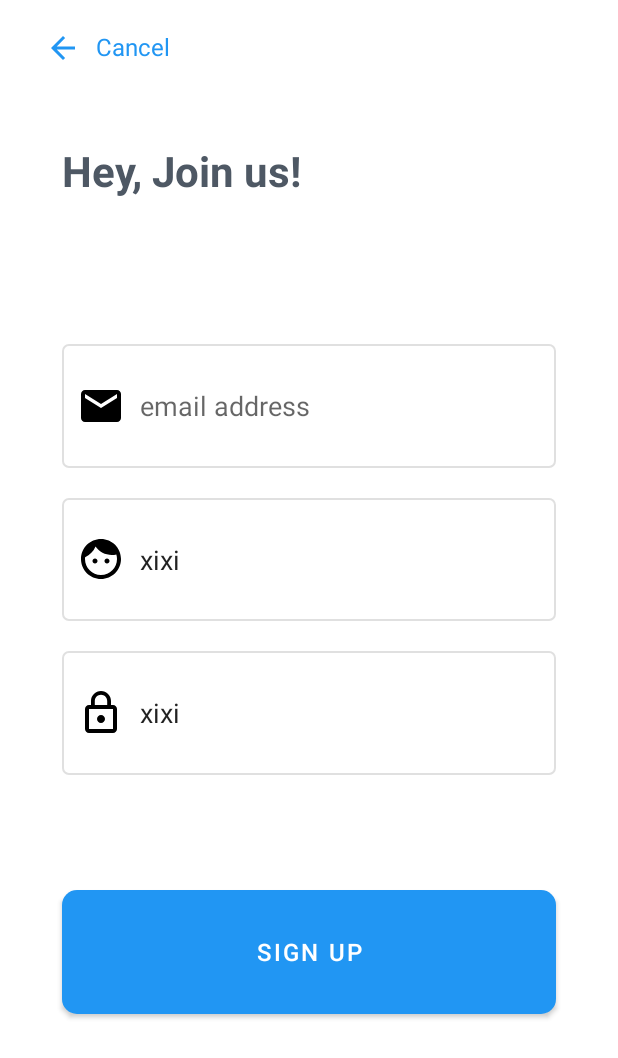
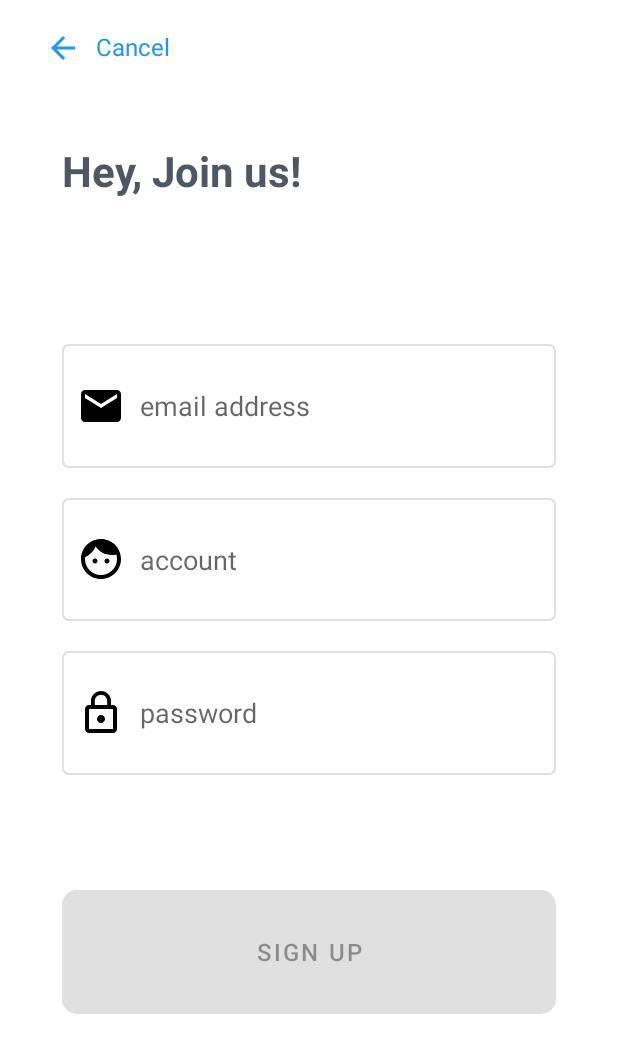
Before and after one commit to xqgithub/jetpack, an Android app: the RegisterFragment screen opened through its navigation route, on a phone screen of 412 x 824 dp. Shown: the top 1058 px of the screen. Run offline under Robolectric (Android 15) with nearby library versions, the phone set to English and light mode, and no system bars; our stand-ins replace data binding; libraries missing offline, so code that uses them is left out: com.facebook.stetho; 4 statements that could not run were skipped.

Commit message:
1.添加RegisterModel类 2.RegisterFragment中添加RegisterModel，使用dataBinding

```diff
--- a/app/src/main/java/com/example/jetpack/data/dao/UserDao.kt
+++ b/app/src/main/java/com/example/jetpack/data/dao/UserDao.kt
@@ -1,5 +1,6 @@
 package com.example.jetpack.data.dao
 
+import androidx.lifecycle.LiveData
 import androidx.room.*
 import com.example.jetpack.data.entity.User
 
@@ -7,7 +8,7 @@ import com.example.jetpack.data.entity.User
 interface UserDao {
 
     @Query("select * from users where user_id = :user_id")
-    fun getUserById(user_id: String): User?
+    fun getUserById(user_id: Long): User?
 
     @Query("select * from users where user_name = :username")
     fun getUserByUsername(username: String): User?
--- a/app/src/main/java/com/example/jetpack/ui/fragment/login/RegisterFragment.kt
+++ b/app/src/main/java/com/example/jetpack/ui/fragment/login/RegisterFragment.kt
@@ -10,13 +10,19 @@ import android.widget.Button
 import android.widget.EditText
 import android.widget.TextView
 import android.widget.Toast
+import androidx.databinding.DataBindingUtil
 import androidx.fragment.app.Fragment
+import androidx.fragment.app.viewModels
+import androidx.lifecycle.Observer
 import androidx.navigation.fragment.findNavController
 import androidx.navigation.fragment.navArgs
 import com.example.jetpack.R
 import com.example.jetpack.application.MyApplication
 import com.example.jetpack.data.RepositoryProvider
 import com.example.jetpack.data.entity.User
+import com.example.jetpack.databinding.FragmentRegisterBinding
+import com.example.jetpack.ui.viewmodel.CustomViewModelProvider
+import com.example.jetpack.ui.viewmodel.RegisterModel
 import kotlinx.android.synthetic.main.fragment_register.*
 import kotlinx.coroutines.CoroutineScope
 import kotlinx.coroutines.Dispatchers
@@ -28,9 +34,11 @@ import kotlinx.coroutines.withContext
  */
 class RegisterFragment : Fragment() {
 
-    lateinit var mCancel: TextView
-    lateinit var mRegister: Button
-    lateinit var mEmailEt: EditText
+    private val registerModel: RegisterModel by viewModels {
+        CustomViewModelProvider.providerRegisterModelFactory(MyApplication.myapplication.applicationContext, findNavController())
+    }
+
+    lateinit var binding: FragmentRegisterBinding
 
     override fun onCreate(savedInstanceState: Bundle?) {
         super.onCreate(savedInstanceState)
@@ -41,59 +49,47 @@ class RegisterFragment : Fragment() {
         savedInstanceState: Bundle?
     ): View? {
         // Inflate the layout for this fragment
-        return inflater.inflate(R.layout.fragment_register, container, false)
+//        return inflater.inflate(R.layout.fragment_register, container, false)
+
+        val binding: FragmentRegisterBinding = DataBindingUtil.inflate(
+            inflater,
+            R.layout.fragment_register,
+            container,
+            false
+        )
+        binding.model = registerModel
+        binding.activity = activity
+        this.binding = binding
+        return binding.root
     }
-
-
-    private val scope = CoroutineScope(Dispatchers.Main)
-    private val userrepostitory = RepositoryProvider.providerUserRepository(MyApplication.myapplication)
 
 
     override fun onViewCreated(view: View, savedInstanceState: Bundle?) {
         super.onViewCreated(view, savedInstanceState)
 
-        mCancel = view.findViewById(R.id.txt_cancel)
-        mRegister = view.findViewById(R.id.btn_register)
-        mEmailEt = view.findViewById(R.id.et_email)
-
-        mRegister.setOnClickListener {
-            //注册用户并且保存到数据库中
-            val email = et_email.text.toString().trim()
-            val account = et_account.text.toString().trim()
-            val pwd = et_pwd.text.toString().trim()
-//            val user = User(account, email, pwd, 30)
-            val user = User(account, email, pwd, 30, "新世界---人鱼岛")
-            scope.launch {
-                withContext(Dispatchers.IO) {
-                    val num = userrepostitory.insertUser(user)
-                    println("插入数据：${num}")
-                }
-                Toast.makeText(context, "Register", Toast.LENGTH_SHORT).show()
-                //跳转到登录页面
-                // 参数设置
-                val bundle = Bundle()
-                bundle.putString("name", account)
-                findNavController().navigate(R.id.login, bundle)
-            }
-        }
-
-        mCancel.setOnClickListener {
-            activity?.onBackPressed()
-        }
-
-
         //通过SafeArgs插件获取值
         val safeArgs: RegisterFragmentArgs by navArgs()
         //邮箱
         val email = safeArgs.email
-        mEmailEt.setText(email)
+        binding.model?.mail?.value = email
         //账户
         val account = safeArgs.account
-        et_account.setText(account)
+        binding.model?.n?.value = account
         //密码
         val password = safeArgs.password
-        et_pwd.setText(password)
+        binding.model?.p?.value = password
+
+        btn_register.setOnClickListener {
+            //注册用户并且保存到数据库中
+            registerModel.register()
+        }
+
+        txt_cancel.setOnClickListener {
+            activity?.onBackPressed()
+        }
+
+        registerModel.n.observe(viewLifecycleOwner, Observer {
+            btn_register.isEnabled = it.isNotEmpty() && registerModel.p.value!!.isNotEmpty() && registerModel.mail.value!!.isNotEmpty()
+        })
     }
-
-
 }
--- a/app/src/main/java/com/example/jetpack/ui/viewmodel/CustomViewModelProvider.kt
+++ b/app/src/main/java/com/example/jetpack/ui/viewmodel/CustomViewModelProvider.kt
@@ -1,9 +1,12 @@
 package com.example.jetpack.ui.viewmodel
 
 import android.content.Context
+import androidx.navigation.NavController
 import com.example.jetpack.data.RepositoryProvider
 import com.example.jetpack.data.repository.BookRepostitory
+import com.example.jetpack.data.repository.UserRepostitory
 import com.example.jetpack.ui.viewmodel.factory.InfoModelFactory
+import com.example.jetpack.ui.viewmodel.factory.RegisterModelFactory
 
 object CustomViewModelProvider {
 
@@ -11,4 +14,9 @@ object CustomViewModelProvider {
         val repostitory: BookRepostitory = RepositoryProvider.providerBookRepository(context)
         return InfoModelFactory(repostitory)
     }
+
+    fun providerRegisterModelFactory(context: Context, navController: NavController): RegisterModelFactory {
+        val repostitory: UserRepostitory = RepositoryProvider.providerUserRepository(context)
+        return RegisterModelFactory(repostitory, navController)
+    }
 }
--- /dev/null
+++ b/app/src/main/java/com/example/jetpack/ui/viewmodel/factory/RegisterModelFactory.kt
@@ -0,0 +1,16 @@
+package com.example.jetpack.ui.viewmodel.factory
+
+import androidx.lifecycle.ViewModel
+import androidx.lifecycle.ViewModelProvider
+import androidx.navigation.NavController
+import com.example.jetpack.data.repository.UserRepostitory
+import com.example.jetpack.ui.viewmodel.RegisterModel
+
+class RegisterModelFactory constructor(
+    private val userRepostitory: UserRepostitory,
+    private val navController: NavController
+) : ViewModelProvider.NewInstanceFactory() {
+    override fun <T : ViewModel?> create(modelClass: Class<T>): T {
+        return RegisterModel(userRepostitory, navController) as T
+    }
+}
--- a/app/src/main/res/layout/fragment_register.xml
+++ b/app/src/main/res/layout/fragment_register.xml
@@ -1,7 +1,26 @@
 <?xml version="1.0" encoding="utf-8"?>
-<androidx.constraintlayout.widget.ConstraintLayout xmlns:android="http://schemas.android.com/apk/res/android"
+<layout xmlns:android="http://schemas.android.com/apk/res/android"
     xmlns:app="http://schemas.android.com/apk/res-auto"
-    xmlns:tools="http://schemas.android.com/tools"
+    xmlns:tools="http://schemas.android.com/tools">
+
+    <data>
+
+        <variable
+            name="model"
+            type="com.example.jetpack.ui.viewmodel.RegisterModel" />
+
+        <variable
+            name="activity"
+            type="androidx.fragment.app.FragmentActivity" />
+
+        <variable
+            name="isEnable"
+            type="Boolean" />
+
+        <import type="android.view.View" />
+    </data>
+
+    <androidx.constraintlayout.widget.ConstraintLayout
         android:layout_width="match_parent"
         android:layout_height="match_parent">
 
@@ -46,8 +65,10 @@
             android:drawableStart="@drawable/ic_email"
             android:drawablePadding="10dp"
             android:hint="email address"
+            android:onTextChanged="@{(text, start, before, count)->model.onEmailChanged(text)}"
             android:paddingStart="10dp"
             android:paddingEnd="10dp"
+            android:text="@{model.mail}"
             app:layout_constraintBottom_toTopOf="@+id/et_account"
             app:layout_constraintHeight_default="percent"
             app:layout_constraintHeight_percent="0.1"
@@ -66,8 +87,10 @@
             android:drawableStart="@drawable/ic_account"
             android:drawablePadding="10dp"
             android:hint="account"
+            android:onTextChanged="@{(text, start, before, count)->model.onNameChanged(text)}"
             android:paddingStart="10dp"
             android:paddingEnd="10dp"
+            android:text="@{model.n}"
             app:layout_constraintBottom_toTopOf="@+id/et_pwd"
             app:layout_constraintHeight_default="percent"
             app:layout_constraintHeight_percent="0.1"
@@ -87,8 +110,10 @@
             android:drawableStart="@drawable/ic_pwd"
             android:drawablePadding="10dp"
             android:hint="password"
+            android:onTextChanged="@{(text, start, before, count)->model.onPwdChanged(text)}"
             android:paddingStart="10dp"
             android:paddingEnd="10dp"
+            android:text="@{model.p}"
             app:layout_constraintBottom_toTopOf="@+id/btn_register"
             app:layout_constraintHeight_default="percent"
             app:layout_constraintHeight_percent="0.1"
@@ -97,7 +122,6 @@
             app:layout_constraintTop_toBottomOf="@+id/et_account"
             app:layout_constraintWidth_default="percent"
             app:layout_constraintWidth_percent="0.8" />
-
 
         <Button
             android:id="@+id/btn_register"
@@ -117,6 +141,6 @@
             app:layout_constraintVertical_bias="0.8"
             app:layout_constraintWidth_default="percent"
             app:layout_constraintWidth_percent="0.8" />
+    </androidx.constraintlayout.widget.ConstraintLayout>
 
-
-</androidx.constraintlayout.widget.ConstraintLayout>
+</layout>
```
Also changed, not shown: app/src/main/java/com/example/jetpack/data/repository/UserRepostitory.kt (+12 -2 lines), app/src/main/java/com/example/jetpack/ui/viewmodel/RegisterModel.kt (added, +87 -0 lines). Lines whose indentation alone changed are shown as unchanged.
